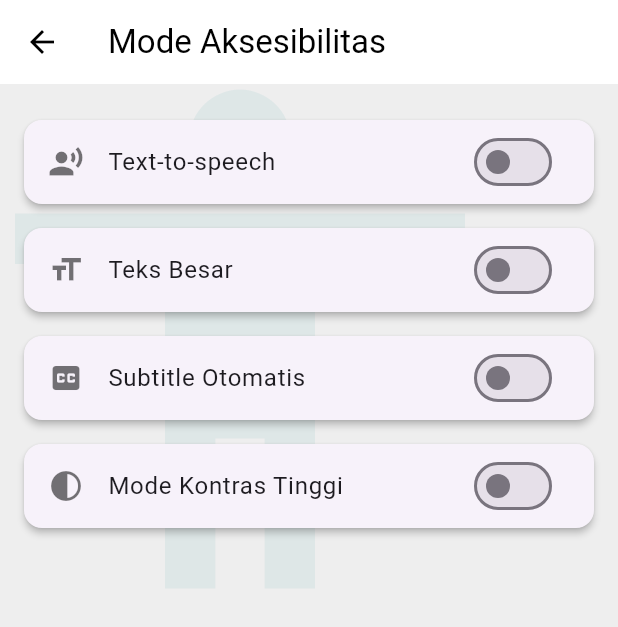
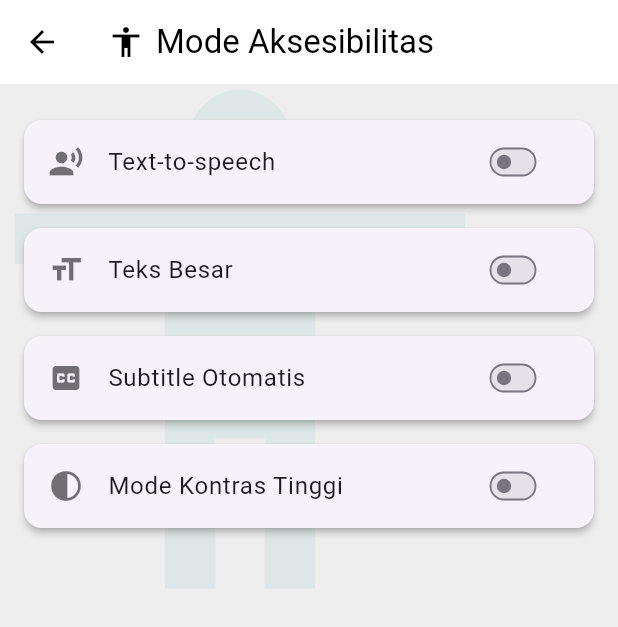
Before and after one commit to marissssssa/MobApps, a Flutter app: the AccessibilityScreen screen opened directly, on a phone screen of 412 x 824 dp. Shown: the top 627 px of the screen. Run offline on Flutter 3.47's test engine with Material 3 defaults, Android fonts, the phone set to English and light mode, and no system bars.

Commit message:
accessibility_screen.dart

```diff
--- a/lib/screens/auth/accessibility_screen.dart
+++ b/lib/screens/auth/accessibility_screen.dart
@@ -18,10 +18,16 @@ class _AccessibilityScreenState extends State<AccessibilityScreen> {
     return Scaffold(
       backgroundColor: const Color(0xFFEEEEEE),
       appBar: AppBar(
-        title: const Text('Mode Aksesibilitas'),
         backgroundColor: Colors.white,
+        elevation: 0,
         foregroundColor: Colors.black,
-        elevation: 0,
+        title: Row(
+          children: const [
+            Icon(Icons.accessibility, color: Colors.black),
+            SizedBox(width: 8),
+            Text('Mode Aksesibilitas', style: TextStyle(color: Colors.black)),
+          ],
+        ),
       ),
       body: Stack(
         children: [
@@ -47,6 +53,9 @@ class _AccessibilityScreenState extends State<AccessibilityScreen> {
                   title: 'Text-to-speech',
                   value: textToSpeech,
                   onChanged: (val) => setState(() => textToSpeech = val),
+
+
+
                 ),
                 _buildToggleTile(
                   icon: Icons.format_size,
@@ -87,9 +96,12 @@ class _AccessibilityScreenState extends State<AccessibilityScreen> {
       child: ListTile(
         leading: Icon(icon, color: Colors.black54),
         title: Text(title),
-        trailing: Switch(
-          value: value,
-          onChanged: onChanged,
+        trailing: Transform.scale(
+          scale: 0.6, // Bisa ubah sesuai selera, misal 0.7 atau 0.6
+          child: Switch(
+            value: value,
+            onChanged: onChanged,
+          ),
         ),
       ),
     );
```
